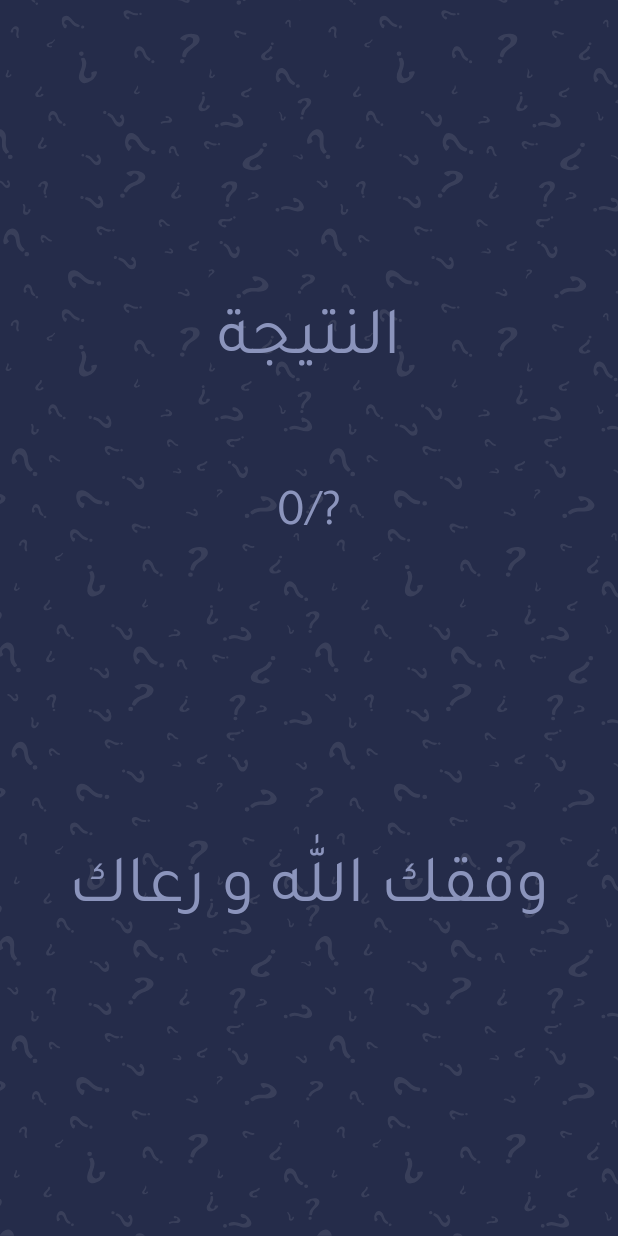
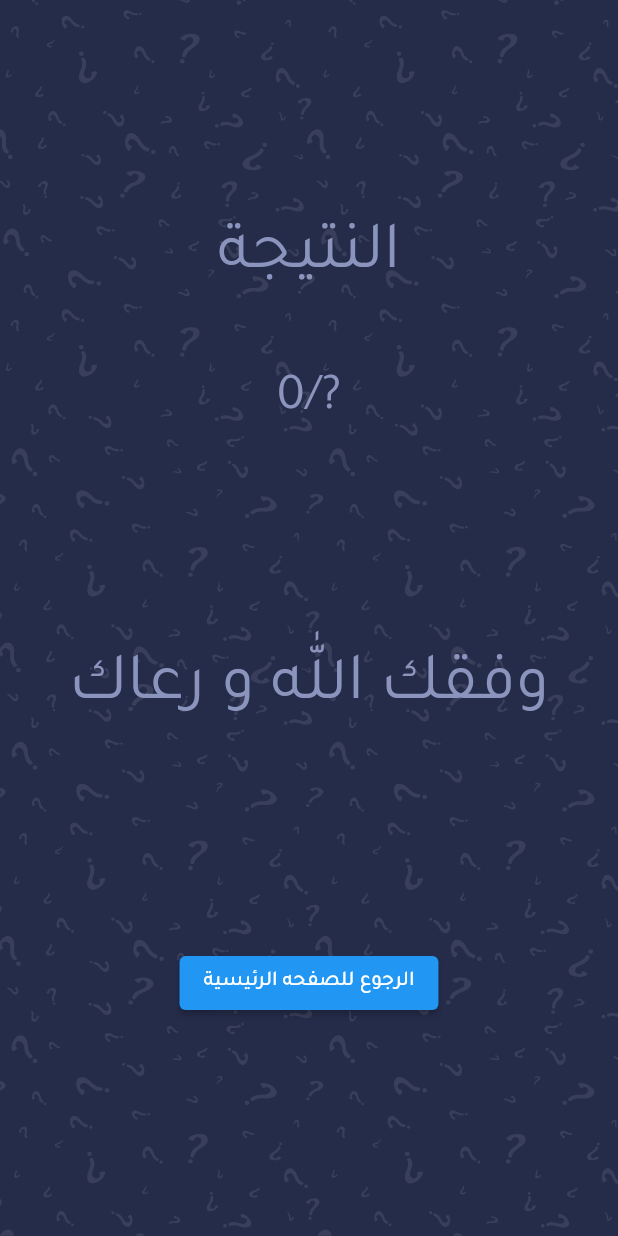
Before and after one commit to MohammedNoor1496/creative-planet, a Flutter app: the ScoreScreen screen opened directly, on a phone screen of 412 x 824 dp. Run offline on Flutter 3.47's test engine with Material 2 defaults, Android fonts, the phone set to English and light mode, and no system bars; our stand-ins replace assets_audio_player, flutter_svg, get, introduction_screen.

Commit message:
update score screen add go to home button

```diff
--- a/lib/screens/score/score_screen.dart
+++ b/lib/screens/score/score_screen.dart
@@ -3,7 +3,9 @@ import 'package:get/get.dart';
 import 'package:quiz_app/constants.dart';
 import 'package:quiz_app/controllers/question_controller.dart';
 import 'package:flutter_svg/svg.dart';
+import 'package:quiz_app/page/page_keys.dart';
 import 'package:quiz_app/screens/quiz/quiz_screen_controller.dart';
+import 'package:quiz_app/screens/read_section_one/read_section_one.dart';
 
 class ScoreScreen extends GetView<QuizScreenController> {
   @override
@@ -42,6 +44,17 @@ class ScoreScreen extends GetView<QuizScreenController> {
                     .copyWith(color: kSecondaryColor),
               ),
               Spacer(flex: 3),
+              ElevatedButton(
+                onPressed: () {
+                  Get.toNamed(
+                    PageKeys.readSectionOne,
+                  );
+                },
+                child: Text(
+                  'الرجوع للصفحه الرئيسية',
+                ),
+              ),
+              Spacer(flex: 3),
             ],
           )
         ],
```
Also changed, not shown: lib/controllers/question_controller.dart (+45 -56 lines).
